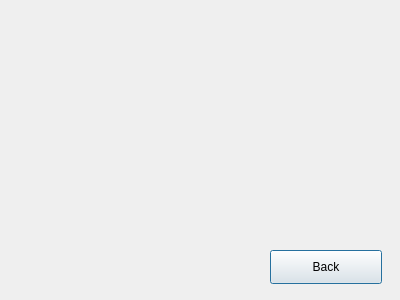
Qt form historyr.ui (SuperbusyMuxiaolin/exp) before a commit.
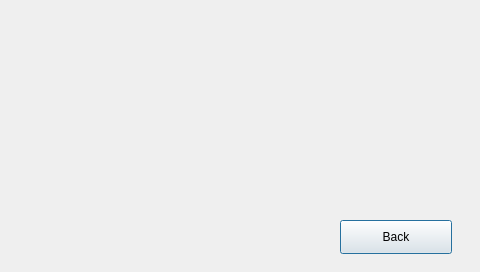
The same form after that commit.

Diff of the .ui file:
```diff
--- a/historyr.ui
+++ b/historyr.ui
@@ -6,8 +6,8 @@
    <rect>
     <x>0</x>
     <y>0</y>
-    <width>400</width>
-    <height>300</height>
+    <width>480</width>
+    <height>272</height>
    </rect>
   </property>
   <property name="windowTitle">
@@ -16,8 +16,8 @@
   <widget class="QPushButton" name="BackButton">
    <property name="geometry">
     <rect>
-     <x>270</x>
-     <y>250</y>
+     <x>340</x>
+     <y>220</y>
      <width>112</width>
      <height>34</height>
     </rect>
```
